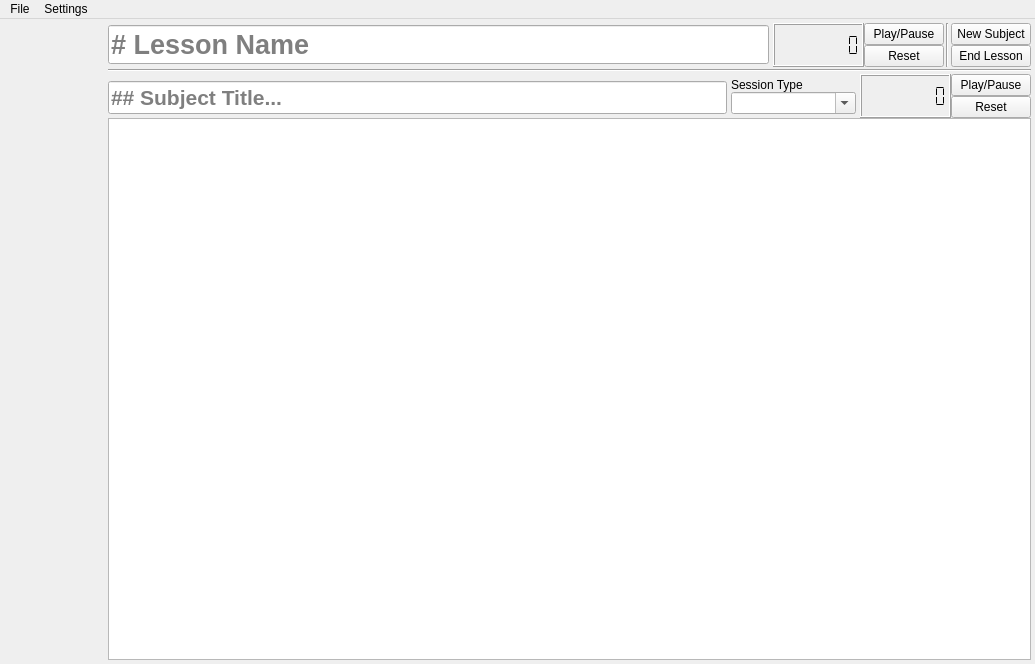
akussauer/TAP, file UI (QtDesigner)/Main_Window_2.ui: the form before one commit.
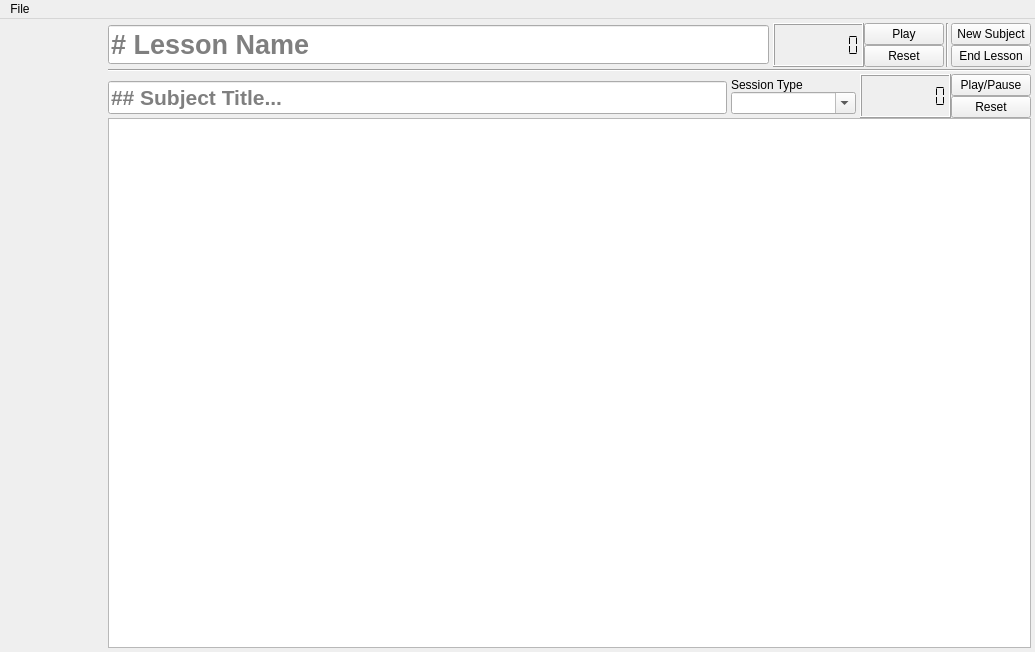
The form after the commit. Icons and pictures are not drawn.

Commit message: added some for content for the settings dialog

What changed in the file:
```diff
--- a/UI (QtDesigner)/Main_Window_2.ui
+++ b/UI (QtDesigner)/Main_Window_2.ui
@@ -7,7 +7,7 @@
     <x>0</x>
     <y>0</y>
     <width>1035</width>
-    <height>664</height>
+    <height>652</height>
    </rect>
   </property>
   <property name="windowTitle">
@@ -478,7 +478,7 @@
                    <enum>Qt::FocusPolicy::NoFocus</enum>
                   </property>
                   <property name="text">
-                   <string>Play/Pause</string>
+                   <string>Play</string>
                   </property>
                  </widget>
                 </item>
@@ -545,14 +545,9 @@
     <addaction name="actionNew"/>
     <addaction name="actionSave"/>
     <addaction name="menuExport"/>
-   </widget>
-   <widget class="QMenu" name="menuSettings">
-    <property name="title">
-     <string>Settings</string>
-    </property>
+    <addaction name="actionSettings"/>
    </widget>
    <addaction name="menuFile"/>
-   <addaction name="menuSettings"/>
   </widget>
   <action name="actionSave">
    <property name="text">
```
Left out of the diff: 66 changed lines with no effect on the pictures. The commit also changes 13 other files.
